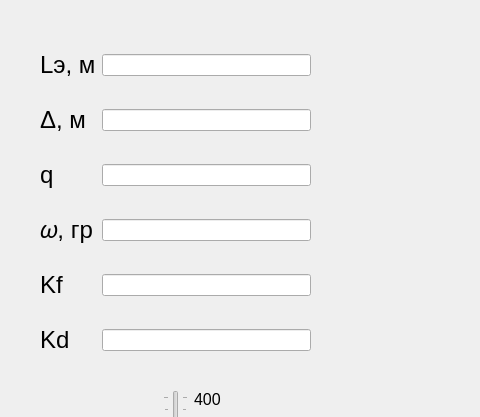
Above: mainwindow.ui from VladimirSmetana/FirstPart_KR before the change; both pictures show x 0 to 480 and y 0 to 417 of the 967 by 658 pixel window. Below: the same form after it.
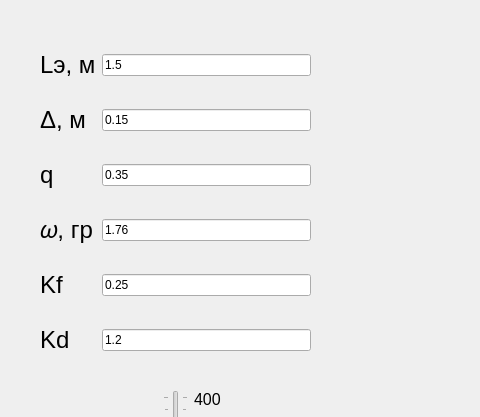
That is the form after the change. Icons and pictures are not drawn.

```diff
--- a/mainwindow.ui
+++ b/mainwindow.ui
@@ -28,7 +28,11 @@
     </property>
     <layout class="QGridLayout" name="gridLayout">
      <item row="3" column="3">
-      <widget class="QLineEdit" name="omega_edit"/>
+      <widget class="QLineEdit" name="omega_edit">
+       <property name="text">
+        <string>1.76</string>
+       </property>
+      </widget>
      </item>
      <item row="1" column="1">
       <widget class="QLabel" name="label_2">
@@ -67,7 +71,11 @@
       </widget>
      </item>
      <item row="5" column="3">
-      <widget class="QLineEdit" name="kd_edit"/>
+      <widget class="QLineEdit" name="kd_edit">
+       <property name="text">
+        <string>1.2</string>
+       </property>
+      </widget>
      </item>
      <item row="4" column="1">
       <widget class="QLabel" name="label_5">
@@ -82,10 +90,18 @@
       </widget>
      </item>
      <item row="1" column="3">
-      <widget class="QLineEdit" name="delta_edit"/>
+      <widget class="QLineEdit" name="delta_edit">
+       <property name="text">
+        <string>0.15</string>
+       </property>
+      </widget>
      </item>
      <item row="4" column="3">
-      <widget class="QLineEdit" name="kf_edit"/>
+      <widget class="QLineEdit" name="kf_edit">
+       <property name="text">
+        <string>0.25</string>
+       </property>
+      </widget>
      </item>
      <item row="5" column="1">
       <widget class="QLabel" name="label_6">
@@ -100,7 +116,11 @@
       </widget>
      </item>
      <item row="2" column="3">
-      <widget class="QLineEdit" name="q_edit"/>
+      <widget class="QLineEdit" name="q_edit">
+       <property name="text">
+        <string>0.35</string>
+       </property>
+      </widget>
      </item>
      <item row="3" column="1">
       <widget class="QLabel" name="label_4">
@@ -115,7 +135,11 @@
       </widget>
      </item>
      <item row="0" column="3">
-      <widget class="QLineEdit" name="le_edit"/>
+      <widget class="QLineEdit" name="le_edit">
+       <property name="text">
+        <string>1.5</string>
+       </property>
+      </widget>
      </item>
     </layout>
    </widget>
```
